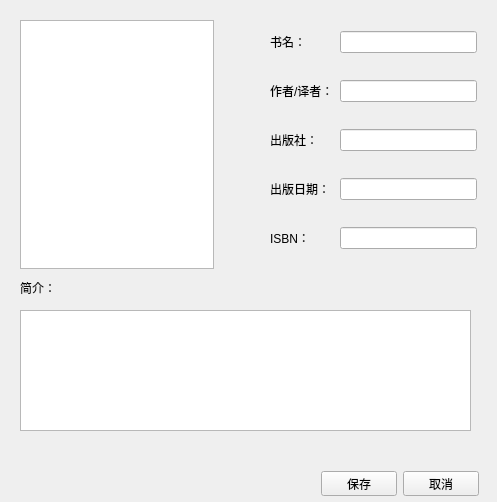
The window that ui/ui_edit_book_detail.ui (inverse-limit/database-proj) describes before a commit, drawn with Qt 5.
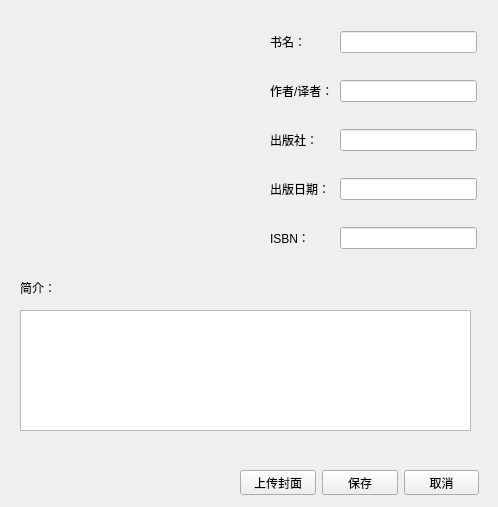
The same window after the commit. Icons and pictures are not drawn.

Diff of the .ui file:
```diff
--- a/ui/ui_edit_book_detail.ui
+++ b/ui/ui_edit_book_detail.ui
@@ -6,29 +6,13 @@
    <rect>
     <x>0</x>
     <y>0</y>
-    <width>497</width>
-    <height>502</height>
+    <width>498</width>
+    <height>507</height>
    </rect>
   </property>
   <property name="windowTitle">
    <string>编辑图书</string>
   </property>
-  <widget class="QGraphicsView" name="graphicsView">
-   <property name="geometry">
-    <rect>
-     <x>20</x>
-     <y>20</y>
-     <width>194</width>
-     <height>249</height>
-    </rect>
-   </property>
-   <property name="sizePolicy">
-    <sizepolicy hsizetype="Expanding" vsizetype="Expanding">
-     <horstretch>0</horstretch>
-     <verstretch>0</verstretch>
-    </sizepolicy>
-   </property>
-  </widget>
   <widget class="QLabel" name="label_intro">
    <property name="geometry">
     <rect>
@@ -117,13 +101,20 @@
   <widget class="QWidget" name="layoutWidget">
    <property name="geometry">
     <rect>
-     <x>321</x>
-     <y>471</y>
-     <width>158</width>
+     <x>240</x>
+     <y>470</y>
+     <width>239</width>
      <height>25</height>
     </rect>
    </property>
    <layout class="QHBoxLayout" name="horizontalLayout">
+    <item>
+     <widget class="QPushButton" name="pushButton_upload">
+      <property name="text">
+       <string>上传封面</string>
+      </property>
+     </widget>
+    </item>
     <item>
      <widget class="QPushButton" name="pushButton_save">
       <property name="text">
```
Left out of the diff: 19 changed lines with no effect on the pictures.
